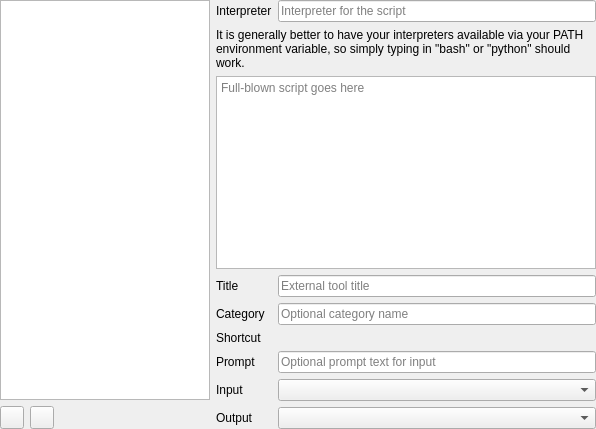
Qt form src/gui/settings/settingsexternaltools.ui (martinrotter/textosaurus) before a commit.
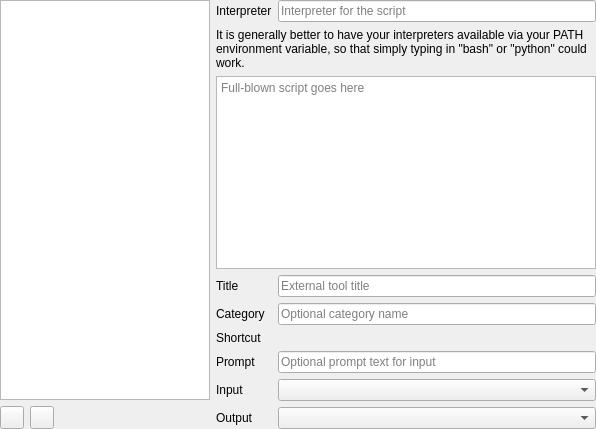
The same form after that commit. Custom widgets are drawn as their Qt base class.

Commit message: Fix label for ext. tools.

The edit to the form file:
```diff
--- a/src/gui/settings/settingsexternaltools.ui
+++ b/src/gui/settings/settingsexternaltools.ui
@@ -187,7 +187,7 @@
       <item row="1" column="0" colspan="2">
        <widget class="QLabel" name="m_lblInfo">
         <property name="text">
-         <string>It is generally better to have your interpreters available via your PATH environment variable, so simply typing in &quot;bash&quot; or &quot;python&quot; should work.</string>
+         <string>It is generally better to have your interpreters available via your PATH environment variable, so that simply typing in &quot;bash&quot; or &quot;python&quot; could work.</string>
         </property>
         <property name="alignment">
          <set>Qt::AlignLeading|Qt::AlignLeft|Qt::AlignTop</set>
```
